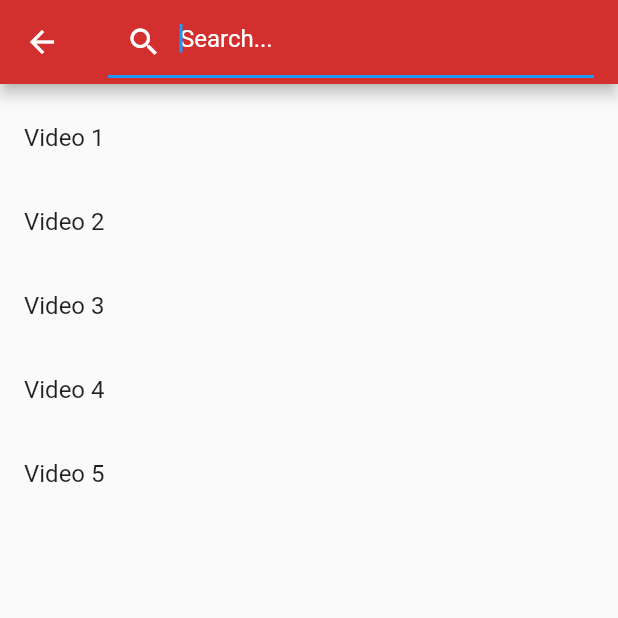
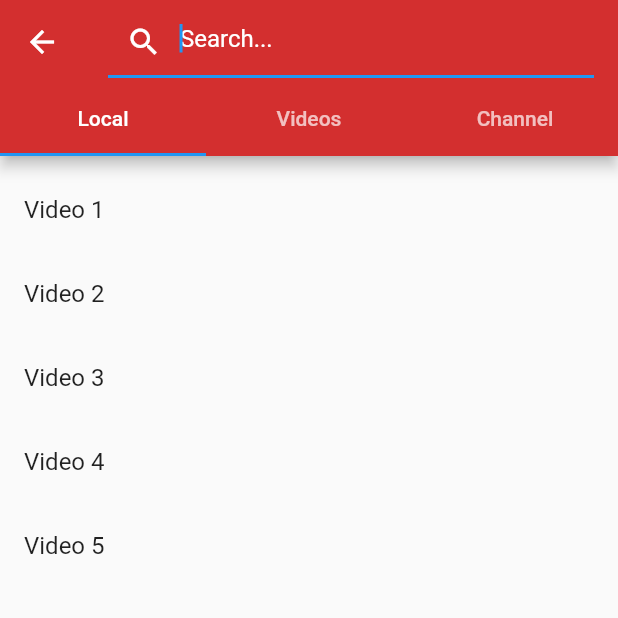
Before and after one commit to artback/YouAudio, a Flutter app: the screen it shows after launch, after a tap on the "search" icon, on a phone screen of 412 x 824 dp, the top half of it. Run offline on Flutter 3.47's test engine with Material 2 defaults, Android fonts, the phone set to English and light mode, and no system bars.

Commit message:
added tabs for search view, changes in SearchPage.dart

```diff
--- a/lib/channelPage.dart
+++ b/lib/channelPage.dart
@@ -69,7 +69,7 @@ class ChannelPageState extends State<ChannelPage> {
                 subtitle: Text('${videos[position].description}'),
                 trailing: videos[position].downloaded ?
                 new IconButton(icon: new Icon(Icons.file_download), onPressed: null) :
-                new IconButton(icon: new Icon(Icons.playlist_play), onPressed: null)
+                new IconButton(icon: new Icon(Icons.play_arrow), onPressed: null)
               );
             },
           )
--- a/lib/playPage.dart
+++ b/lib/playPage.dart
@@ -63,19 +63,24 @@ class FileListState extends State<FileList> {
   }
   @override
   Widget build(BuildContext context) {
-    return new ListView.builder(
-      itemCount: data == null ? 0 : data.length,
-      itemBuilder: (BuildContext context, int position){
+    return new Container
+      (
+      child: ListView.builder(
+        itemCount: videos == null ? 0 : videos.length,
+        itemBuilder: (BuildContext context, int position) {
           return ListTile(
             title: RichText(
               text: new TextSpan(
-            text:'${videos[position].name}',
-            style: TextStyle(fontWeight: FontWeight.bold,fontSize: 20,color: Colors.black),
+                text: '${videos[position].name}',
+                style: TextStyle(fontWeight: FontWeight.bold,
+                    fontSize: 20,
+                    color: Colors.black),
               ),
             ),
             subtitle: Text('${videos[position].description}'),
           );
         },
+      )
     );
   }
 }
--- a/lib/searchPage.dart
+++ b/lib/searchPage.dart
@@ -8,18 +8,19 @@ class SearchList extends StatefulWidget {
 
 }
 
-class _SearchListState extends State<SearchList>
+class _SearchListState extends State<SearchList> with SingleTickerProviderStateMixin
 {
   Widget appBarTitle = new Text("", style: new TextStyle(color: Colors.white),);
   final key = new GlobalKey<ScaffoldState>();
   final TextEditingController _searchQuery = new TextEditingController();
   List<String> _list;
   String _searchText = "";
-
+  TabController controller;
 
   @override
   void initState() {
     super.initState();
+    controller = new TabController(vsync: this, length: 3);
     init();
   }
 
@@ -51,10 +52,16 @@ class _SearchListState extends State<SearchList>
     return new Scaffold(
       key: key,
       appBar: buildBar(context),
-      body: new ListView(
-        padding: new EdgeInsets.symmetric(vertical: 8.0),
-        children:  _buildSearchList(),
-      ),
+        body: new TabBarView(
+            controller: controller,
+            children: <Widget>[buildListView(),buildListView(),buildListView()])
+    );
+  }
+
+  ListView buildListView() {
+    return new ListView(
+      padding: new EdgeInsets.symmetric(vertical: 8.0),
+      children:  _buildSearchList(),
     );
   }
 
@@ -93,7 +100,12 @@ class _SearchListState extends State<SearchList>
               hintText: "Search...",
               hintStyle: new TextStyle(color: Colors.white)
           ),
-        )
+        ),
+        bottom: new TabBar(controller: controller, tabs: <Tab>[
+          new Tab(text: 'Local'),
+          new Tab(text: 'Videos'),
+          new Tab(text: 'Channel'),
+        ]),
     );
   }
 
```
Lines whose indentation alone changed are shown as unchanged.
